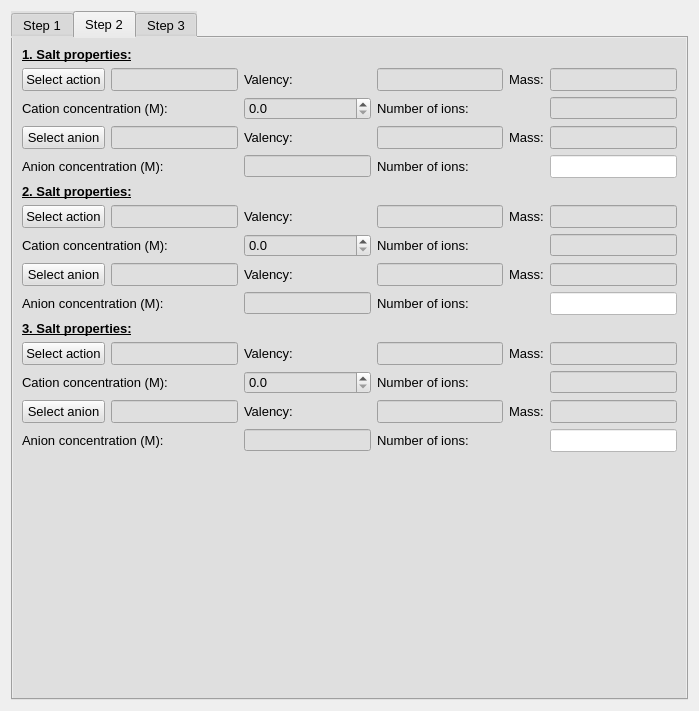
Before: the Qt Designer form furiousatoms/forms/electrolyte.ui in nasimanousheh/furious-atoms, drawn with Qt 5.
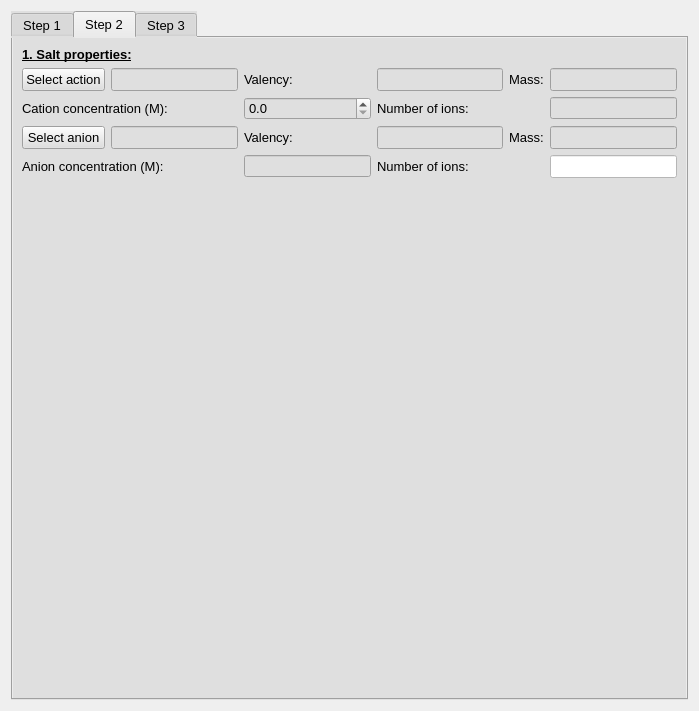
After: the same form once the commit is applied. The open tabs and pages were chosen to show the change.

Commit message: Deleted extra sections in electrolyte widget

```diff
--- a/furiousatoms/forms/electrolyte.ui
+++ b/furiousatoms/forms/electrolyte.ui
@@ -642,276 +642,6 @@
        <string>Step 2</string>
       </attribute>
       <layout class="QGridLayout" name="gridLayout_8">
-       <item row="3" column="0">
-        <layout class="QGridLayout" name="gridLayout_6">
-         <item row="0" column="0" colspan="2">
-          <widget class="QLabel" name="labl_salt_properties_3">
-           <property name="font">
-            <font>
-             <pointsize>10</pointsize>
-             <weight>75</weight>
-             <bold>true</bold>
-             <underline>true</underline>
-            </font>
-           </property>
-           <property name="text">
-            <string>3. Salt properties:</string>
-           </property>
-          </widget>
-         </item>
-         <item row="1" column="0">
-          <widget class="QPushButton" name="pushButton_cation_salt_3">
-           <property name="font">
-            <font>
-             <pointsize>10</pointsize>
-            </font>
-           </property>
-           <property name="text">
-            <string>Select action</string>
-           </property>
-          </widget>
-         </item>
-         <item row="1" column="1">
-          <widget class="QLineEdit" name="lineEdit_type_cation_salt_3">
-           <property name="font">
-            <font>
-             <pointsize>10</pointsize>
-            </font>
-           </property>
-           <property name="readOnly">
-            <bool>true</bool>
-           </property>
-          </widget>
-         </item>
-         <item row="1" column="2">
-          <widget class="QLabel" name="label_valency_cation_salt_3">
-           <property name="font">
-            <font>
-             <pointsize>10</pointsize>
-            </font>
-           </property>
-           <property name="text">
-            <string>Valency:</string>
-           </property>
-          </widget>
-         </item>
-         <item row="1" column="3">
-          <widget class="QLineEdit" name="lineEdit_valency_cation_salt_3">
-           <property name="font">
-            <font>
-             <pointsize>10</pointsize>
-            </font>
-           </property>
-           <property name="readOnly">
-            <bool>true</bool>
-           </property>
-          </widget>
-         </item>
-         <item row="1" column="4">
-          <widget class="QLabel" name="label_mass_cation_salt_3">
-           <property name="font">
-            <font>
-             <pointsize>10</pointsize>
-            </font>
-           </property>
-           <property name="text">
-            <string>Mass:</string>
-           </property>
-          </widget>
-         </item>
-         <item row="1" column="5">
-          <widget class="QLineEdit" name="lineEdit_mass_cation_salt_3">
-           <property name="font">
-            <font>
-             <pointsize>10</pointsize>
-            </font>
-           </property>
-           <property name="readOnly">
-            <bool>true</bool>
-           </property>
-          </widget>
-         </item>
-         <item row="2" column="0" colspan="2">
-          <widget class="QLabel" name="label_con_cation_salt_3">
-           <property name="font">
-            <font>
-             <pointsize>10</pointsize>
-            </font>
-           </property>
-           <property name="text">
-            <string>Cation concentration (M):</string>
-           </property>
-          </widget>
-         </item>
-         <item row="2" column="2">
-          <widget class="QDoubleSpinBox" name="SpinBox_con_cation_salt_3">
-           <property name="font">
-            <font>
-             <pointsize>10</pointsize>
-            </font>
-           </property>
-           <property name="readOnly">
-            <bool>false</bool>
-           </property>
-           <property name="correctionMode">
-            <enum>QAbstractSpinBox::CorrectToNearestValue</enum>
-           </property>
-           <property name="keyboardTracking">
-            <bool>false</bool>
-           </property>
-           <property name="decimals">
-            <number>1</number>
-           </property>
-           <property name="maximum">
-            <double>2.000000000000000</double>
-           </property>
-           <property name="singleStep">
-            <double>0.200000000000000</double>
-           </property>
-          </widget>
-         </item>
-         <item row="2" column="3">
-          <widget class="QLabel" name="label_num_cation_salt_3">
-           <property name="font">
-            <font>
-             <pointsize>10</pointsize>
-            </font>
-           </property>
-           <property name="text">
-            <string>Number of ions:</string>
-           </property>
-          </widget>
-         </item>
-         <item row="2" column="5">
-          <widget class="QLineEdit" name="lineEdit_num_cation_salt_3">
-           <property name="readOnly">
-            <bool>true</bool>
-           </property>
-          </widget>
-         </item>
-         <item row="3" column="0">
-          <widget class="QPushButton" name="pushButton_anion_salt_3">
-           <property name="font">
-            <font>
-             <pointsize>10</pointsize>
-            </font>
-           </property>
-           <property name="text">
-            <string>Select anion</string>
-           </property>
-          </widget>
-         </item>
-         <item row="3" column="1">
-          <widget class="QLineEdit" name="lineEdit_type_anion_salt_3">
-           <property name="font">
-            <font>
-             <pointsize>10</pointsize>
-            </font>
-           </property>
-           <property name="readOnly">
-            <bool>true</bool>
-           </property>
-          </widget>
-         </item>
-         <item row="3" column="2">
-          <widget class="QLabel" name="label_valency_anion_salt_3">
-           <property name="font">
-            <font>
-             <pointsize>10</pointsize>
-            </font>
-           </property>
-           <property name="text">
-            <string>Valency:</string>
-           </property>
-          </widget>
-         </item>
-         <item row="3" column="3">
-          <widget class="QLineEdit" name="lineEdit_valency_anion_salt_3">
-           <property name="font">
-            <font>
-             <pointsize>10</pointsize>
-            </font>
-           </property>
-           <property name="readOnly">
-            <bool>true</bool>
-           </property>
-          </widget>
-         </item>
-         <item row="3" column="4">
-          <widget class="QLabel" name="label_mass_anion_salt_3">
-           <property name="font">
-            <font>
-             <pointsize>10</pointsize>
-            </font>
-           </property>
-           <property name="text">
-            <string>Mass:</string>
-           </property>
-          </widget>
-         </item>
-         <item row="3" column="5">
-          <widget class="QLineEdit" name="lineEdit_mass_anion_salt_3">
-           <property name="font">
-            <font>
-             <pointsize>10</pointsize>
-            </font>
-           </property>
-           <property name="readOnly">
-            <bool>true</bool>
-           </property>
-          </widget>
-         </item>
-         <item row="4" column="0" colspan="2">
-          <widget class="QLabel" name="label_con_anion_salt_3">
-           <property name="font">
-            <font>
-             <pointsize>10</pointsize>
-            </font>
-           </property>
-           <property name="text">
-            <string>Anion concentration (M):</string>
-           </property>
-          </widget>
-         </item>
-         <item row="4" column="2">
-          <widget class="QLineEdit" name="lineEdit_con_anion_salt_3">
-           <property name="readOnly">
-            <bool>true</bool>
-           </property>
-          </widget>
-         </item>
-         <item row="4" column="3">
-          <widget class="QLabel" name="label_num_anion_salt_3">
-           <property name="font">
-            <font>
-             <pointsize>10</pointsize>
-            </font>
-           </property>
-           <property name="text">
-            <string>Number of ions:</string>
-           </property>
-          </widget>
-         </item>
-         <item row="4" column="5">
-          <widget class="QLineEdit" name="lineEdit_num_anion_salt_3">
-           <property name="font">
-            <font>
-             <pointsize>10</pointsize>
-            </font>
-           </property>
-           <property name="styleSheet">
-            <string notr="true">background-color: rgb(255, 255, 255);</string>
-           </property>
-           <property name="readOnly">
-            <bool>true</bool>
-           </property>
-           <property name="clearButtonEnabled">
-            <bool>false</bool>
-           </property>
-          </widget>
-         </item>
-        </layout>
-       </item>
        <item row="0" column="0">
         <layout class="QGridLayout" name="gridLayout">
          <item row="0" column="0" colspan="2">
@@ -1183,276 +913,6 @@
         </layout>
        </item>
        <item row="2" column="0">
-        <layout class="QGridLayout" name="gridLayout_5">
-         <item row="0" column="0" colspan="2">
-          <widget class="QLabel" name="labl_salt_properties_2">
-           <property name="font">
-            <font>
-             <pointsize>10</pointsize>
-             <weight>75</weight>
-             <bold>true</bold>
-             <underline>true</underline>
-            </font>
-           </property>
-           <property name="text">
-            <string>2. Salt properties:</string>
-           </property>
-          </widget>
-         </item>
-         <item row="1" column="0">
-          <widget class="QPushButton" name="pushButton_cation_salt_2">
-           <property name="font">
-            <font>
-             <pointsize>10</pointsize>
-            </font>
-           </property>
-           <property name="text">
-            <string>Select action</string>
-           </property>
-          </widget>
-         </item>
-         <item row="3" column="5">
-          <widget class="QLineEdit" name="lineEdit_mass_anion_salt_2">
-           <property name="font">
-            <font>
-             <pointsize>10</pointsize>
-            </font>
-           </property>
-           <property name="readOnly">
-            <bool>true</bool>
-           </property>
-          </widget>
-         </item>
-         <item row="4" column="2">
-          <widget class="QLineEdit" name="lineEdit_con_anion_salt_2">
-           <property name="readOnly">
-            <bool>true</bool>
-           </property>
-          </widget>
-         </item>
-         <item row="1" column="3">
-          <widget class="QLineEdit" name="lineEdit_valency_cation_salt_2">
-           <property name="font">
-            <font>
-             <pointsize>10</pointsize>
-            </font>
-           </property>
-           <property name="readOnly">
-            <bool>true</bool>
-           </property>
-          </widget>
-         </item>
-         <item row="2" column="2">
-          <widget class="QDoubleSpinBox" name="SpinBox_con_cation_salt_2">
-           <property name="font">
-            <font>
-             <pointsize>10</pointsize>
-            </font>
-           </property>
-           <property name="readOnly">
-            <bool>false</bool>
-           </property>
-           <property name="correctionMode">
-            <enum>QAbstractSpinBox::CorrectToNearestValue</enum>
-           </property>
-           <property name="keyboardTracking">
-            <bool>false</bool>
-           </property>
-           <property name="decimals">
-            <number>1</number>
-           </property>
-           <property name="maximum">
-            <double>2.000000000000000</double>
-           </property>
-           <property name="singleStep">
-            <double>0.200000000000000</double>
-           </property>
-          </widget>
-         </item>
-         <item row="4" column="0" colspan="2">
-          <widget class="QLabel" name="label_con_anion_salt_2">
-           <property name="font">
-            <font>
-             <pointsize>10</pointsize>
-            </font>
-           </property>
-           <property name="text">
-            <string>Anion concentration (M):</string>
-           </property>
-          </widget>
-         </item>
-         <item row="2" column="5">
-          <widget class="QLineEdit" name="lineEdit_num_cation_salt_2">
-           <property name="readOnly">
-            <bool>true</bool>
-           </property>
-          </widget>
-         </item>
-         <item row="1" column="2">
-          <widget class="QLabel" name="label_valency_cation_salt_2">
-           <property name="font">
-            <font>
-             <pointsize>10</pointsize>
-            </font>
-           </property>
-           <property name="text">
-            <string>Valency:</string>
-           </property>
-          </widget>
-         </item>
-         <item row="1" column="5">
-          <widget class="QLineEdit" name="lineEdit_mass_cation_salt_2">
-           <property name="font">
-            <font>
-             <pointsize>10</pointsize>
-            </font>
-           </property>
-           <property name="readOnly">
-            <bool>true</bool>
-           </property>
-          </widget>
-         </item>
-         <item row="1" column="4">
-          <widget class="QLabel" name="label_mass_cation_salt_2">
-           <property name="font">
-            <font>
-             <pointsize>10</pointsize>
-            </font>
-           </property>
-           <property name="text">
-            <string>Mass:</string>
-           </property>
-          </widget>
-         </item>
-         <item row="2" column="0" colspan="2">
-          <widget class="QLabel" name="label_con_cation_salt_2">
-           <property name="font">
-            <font>
-             <pointsize>10</pointsize>
-            </font>
-           </property>
-           <property name="text">
-            <string>Cation concentration (M):</string>
-           </property>
-          </widget>
-         </item>
-         <item row="3" column="0">
-          <widget class="QPushButton" name="pushButton_anion_salt_2">
-           <property name="font">
-            <font>
-             <pointsize>10</pointsize>
-            </font>
-           </property>
-           <property name="text">
-            <string>Select anion</string>
-           </property>
-          </widget>
-         </item>
-         <item row="1" column="1">
-          <widget class="QLineEdit" name="lineEdit_type_cation_salt_2">
-           <property name="font">
-            <font>
-             <pointsize>10</pointsize>
-            </font>
-           </property>
-           <property name="readOnly">
-            <bool>true</bool>
-           </property>
-          </widget>
-         </item>
-         <item row="3" column="1">
-          <widget class="QLineEdit" name="lineEdit_type_anion_salt_2">
-           <property name="font">
-            <font>
-             <pointsize>10</pointsize>
-            </font>
-           </property>
-           <property name="readOnly">
-            <bool>true</bool>
-           </property>
-          </widget>
-         </item>
-         <item row="3" column="2">
-          <widget class="QLabel" name="label_valency_anion_salt_2">
-           <property name="font">
-            <font>
-             <pointsize>10</pointsize>
-            </font>
-           </property>
-           <property name="text">
-            <string>Valency:</string>
-           </property>
-          </widget>
-         </item>
-         <item row="3" column="3">
-          <widget class="QLineEdit" name="lineEdit_valency_anion_salt_2">
-           <property name="font">
-            <font>
-             <pointsize>10</pointsize>
-            </font>
-           </property>
-           <property name="readOnly">
-            <bool>true</bool>
-           </property>
-          </widget>
-         </item>
-         <item row="3" column="4">
-          <widget class="QLabel" name="label_mass_anion_salt_2">
-           <property name="font">
-            <font>
-             <pointsize>10</pointsize>
-            </font>
-           </property>
-           <property name="text">
-            <string>Mass:</string>
-           </property>
-          </widget>
-         </item>
-         <item row="4" column="5">
-          <widget class="QLineEdit" name="lineEdit_num_anion_salt_2">
-           <property name="font">
-            <font>
-             <pointsize>10</pointsize>
-            </font>
-           </property>
-           <property name="styleSheet">
-            <string notr="true">background-color: rgb(255, 255, 255);</string>
-           </property>
-           <property name="readOnly">
-            <bool>true</bool>
-           </property>
-           <property name="clearButtonEnabled">
-            <bool>false</bool>
-           </property>
-          </widget>
-         </item>
-         <item row="4" column="3">
-          <widget class="QLabel" name="label_num_anion_salt_2">
-           <property name="font">
-            <font>
-             <pointsize>10</pointsize>
-            </font>
-           </property>
-           <property name="text">
-            <string>Number of ions:</string>
-           </property>
-          </widget>
-         </item>
-         <item row="2" column="3">
-          <widget class="QLabel" name="label_num_cation_salt_2">
-           <property name="font">
-            <font>
-             <pointsize>10</pointsize>
-            </font>
-           </property>
-           <property name="text">
-            <string>Number of ions:</string>
-           </property>
-          </widget>
-         </item>
-        </layout>
-       </item>
-       <item row="4" column="0">
         <spacer name="verticalSpacer">
          <property name="orientation">
           <enum>Qt::Vertical</enum>
```
Left out of the diff: 14 changed lines with no effect on the pictures.
